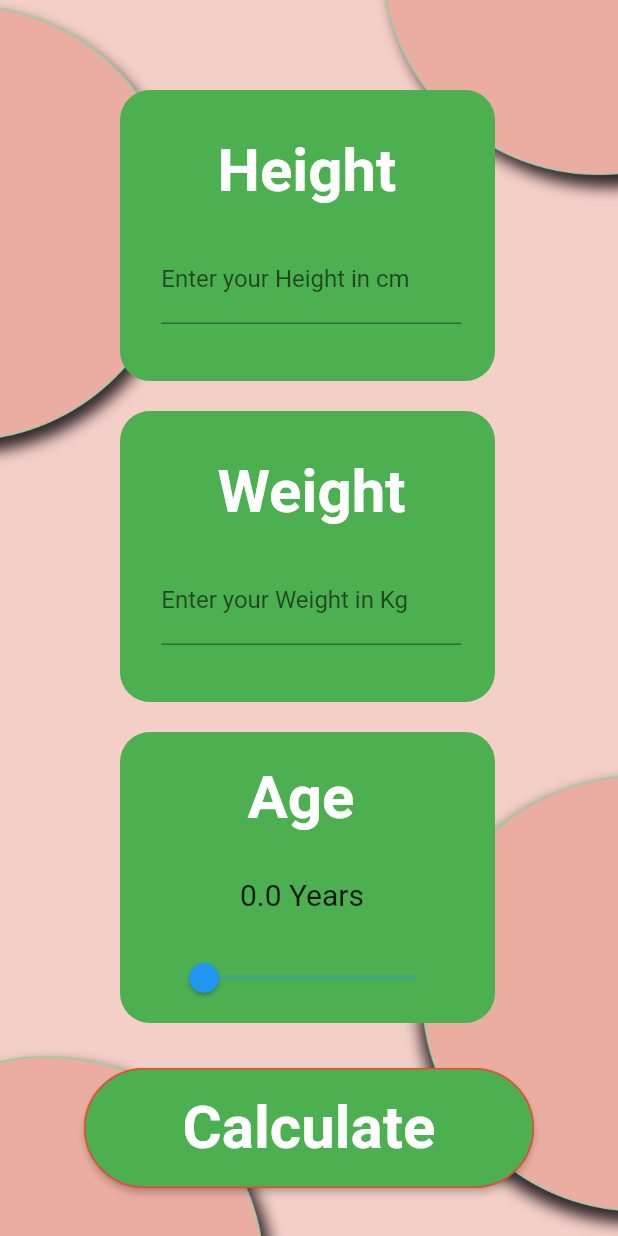
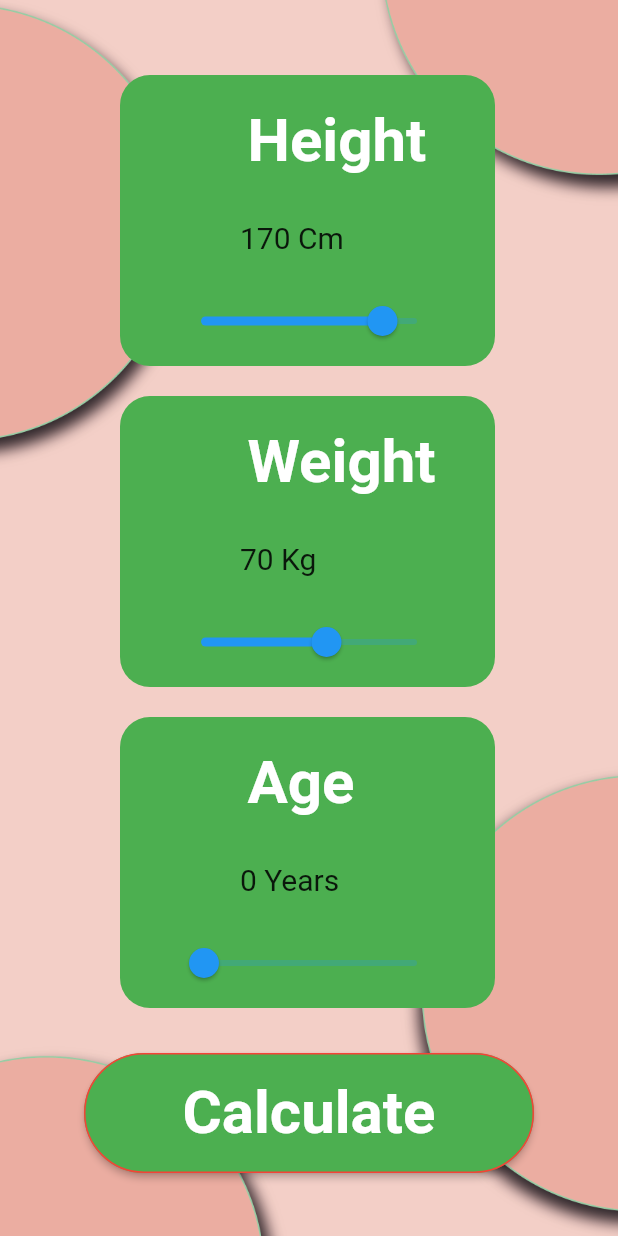
Before and after one commit to Team-CSI-Probation/Aryan_Sharma_BMI_Calculator, a Flutter app: the info1 screen opened directly, on a phone screen of 412 x 824 dp. Run offline on Flutter 3.47's test engine with Material 2 defaults, Android fonts, the phone set to English and light mode, and no system bars.

Commit message:
commit 2

```diff
--- a/lib/home.dart
+++ b/lib/home.dart
@@ -13,6 +13,7 @@
   @override
   Widget build(BuildContext context) {
     return Scaffold(
+        resizeToAvoidBottomInset: false,
         body: Container(
       decoration: BoxDecoration(
         image: DecorationImage(
--- a/lib/info1.dart
+++ b/lib/info1.dart
@@ -1,9 +1,5 @@
+import 'package:flutter/material.dart';
 
-
-import 'dart:math';
-
-import 'package:flutter/material.dart';
-import 'package:flutter/services.dart';
 
 class info1 extends StatefulWidget {
   const info1({Key? key}) : super(key: key);
@@ -13,28 +9,22 @@
 }
 
  class _info1State extends State<info1> {
-   final weight = TextEditingController();
-   final height = TextEditingController();
 
 
 
-@override
-void dispose() {
-  weight.dispose();
-  height.dispose();
-  super.dispose();
-}
+
+
 
 double bmi = 0;
 
 
-   String result(int a, int b){
-     double bmi = b/pow(a/100, 2);
-     return bmi.toStringAsFixed(1);
-   }
-   double _value = 0;
 
-   String about (int bmi){
+   int value1 = 0;
+   int value2 = 70;
+   int value3 = 170;
+   int _result = 0;
+
+   String about (int _result){
         if( bmi >= 25) {
           return "You have higher than normal body weight, try to exercise more";
         }
@@ -50,6 +40,7 @@
    @override
    Widget build(BuildContext context) {
      return Scaffold(
+         resizeToAvoidBottomInset: false,
          body: Container(
            decoration: BoxDecoration(
              image: DecorationImage(
@@ -60,12 +51,12 @@
            child: Column(
              children: <Widget>[
                Padding(
-                 padding: const EdgeInsets.only(top: 60, left: 80),
+                 padding: const EdgeInsets.only(top: 50, left: 80),
                  child: Row(children: <Widget>[
                    Container(
                      child: Column(children: <Widget>[
                        Padding(
-                         padding: const EdgeInsets.only(left: 65, top: 30),
+                         padding: const EdgeInsets.only(left: 85, top: 20),
                          child: Row(children: <Widget>[
                            Text(
                              'Height',
@@ -78,23 +69,33 @@
                          ]
                          ),
                        ),
-
                        Padding(
-                           padding: const EdgeInsets.only(left: 5, top: 20),
-                           child: new SizedBox(
-                             height: 70,
-                             width: 200,
-                             child:
-                             new TextField(
-                               decoration: new InputDecoration(
-                                   labelText: "Enter your Height in cm"),
-                               controller: height,
-                               keyboardType: TextInputType.number,
-                               inputFormatters: <TextInputFormatter>[
-                                 FilteringTextInputFormatter.digitsOnly
-                               ], // Only numbers can be entered
-                             ),
-                           )),
+                         padding: const EdgeInsets.only(left: 80, top: 30),
+                         child: Row(children: [
+                           Text(value3.toString().toUpperCase(),
+                               style: TextStyle(fontSize: 20)),
+                           Row(children: [
+                             Text(' Cm', style: TextStyle(fontSize: 20))
+                           ],)
+                         ],),
+                       ),
+                       Padding(
+                         padding: const EdgeInsets.only(left: 30, top: 20),
+                         child: Row(children: [
+                           Slider(
+                             min: 0,
+                             max: 200,
+                             value: value3.toDouble(),
+                             divisions: 200,
+                             label: '${value3.round()}',
+                             onChanged: (value) {
+                               setState(() {
+                                 value3 = value.toInt();
+                               });
+                             },
+                           )
+                         ]),
+                       ),
                      ]),
 
                      height: 194,
@@ -112,7 +113,7 @@
                    Container(
                      child: Column(children: <Widget>[
                        Padding(
-                         padding: const EdgeInsets.only(left: 65, top: 30),
+                         padding: const EdgeInsets.only(left: 85, top: 20),
                          child: Row(children: <Widget>[
                            Text(
                              'Weight',
@@ -125,23 +126,33 @@
                          ]
                          ),
                        ),
-
                        Padding(
-                           padding: const EdgeInsets.only(left: 5, top: 20),
-                           child: new SizedBox(
-                             height: 70,
-                             width: 200,
-                             child:
-                             new TextField(
-                               decoration: new InputDecoration(
-                                   labelText: "Enter your Weight in Kg"),
-                               controller: weight,
-                               keyboardType: TextInputType.number,
-                               inputFormatters: <TextInputFormatter>[
-                                 FilteringTextInputFormatter.digitsOnly
-                               ], // Only numbers can be entered
-                             ),
-                           )),
+                         padding: const EdgeInsets.only(left: 80, top: 30),
+                         child: Row(children: [
+                           Text(value2.toString().toUpperCase(),
+                               style: TextStyle(fontSize: 20)),
+                           Row(children: [
+                             Text(' Kg', style: TextStyle(fontSize: 20))
+                           ],)
+                         ],),
+                       ),
+                       Padding(
+                         padding: const EdgeInsets.only(left: 30, top: 20),
+                         child: Row(children: [
+                           Slider(
+                             min: 0,
+                             max: 120,
+                             value: value2.toDouble(),
+                             divisions: 120,
+                             label: '${value2.round()}',
+                             onChanged: (value) {
+                               setState(() {
+                                 value2 = value.toInt();
+                               });
+                             },
+                           )
+                         ]),
+                       ),
                      ]),
 
                      height: 194,
@@ -175,7 +186,7 @@
                        Padding(
                          padding: const EdgeInsets.only(left: 80, top: 30),
                          child: Row(children: [
-                           Text(_value.toString(),
+                           Text(value1.toString().toUpperCase(),
                                style: TextStyle(fontSize: 20)),
                            Row(children: [
                              Text(' Years', style: TextStyle(fontSize: 20))
@@ -186,14 +197,14 @@
                          padding: const EdgeInsets.only(left: 30, top: 20),
                          child: Row(children: [
                            Slider(
-                             min: 0.0,
-                             max: 100.0,
-                             value: _value,
+                             min: 0,
+                             max: 100,
+                             value: value1.toDouble(),
                              divisions: 100,
-                             label: '${_value.round()}',
+                             label: '${value1.round()}',
                              onChanged: (value) {
                                setState(() {
-                                 _value = value;
+                                 value1 = value.toInt();
                                });
                              },
                            )
@@ -239,6 +250,13 @@
          ));
    }
 
+
+   int result() {
+     int _result = (value2/((value3/100) * (value3/100))).round().toInt();
+
+    return _result;
+   }
+
    showAlertDialog(BuildContext context) {
      // Create button
      Widget okButton = TextButton(
@@ -251,23 +269,38 @@
      // Create AlertDialog
      AlertDialog alert = AlertDialog(
        title: Text("Your BMI"),
-       content: Column(children: <Widget>[
-         Row(children: <Widget>[
-         Text(result(weight.text.length,height.text.length).toString()),]),
-         Padding(
-           padding: const EdgeInsets.only(right: 100),
-           child: new SizedBox(
-             child: Row(children: <Widget>[
-           Text(about(bmi.toInt()).toString()),
-       ],),
+       content: Container(
+         child: SizedBox(
+           height: MediaQuery.of(context).size.height / 4,
+           child: Column(
+             mainAxisAlignment: MainAxisAlignment.spaceAround,
+             children: [
+               Expanded(
+                 flex: 1,
+                 child: Container(
+                   child: Text(
+                     _result.toStringAsFixed(2)
+                     ,style: TextStyle(
+                       color: Colors.redAccent,
+                       fontSize: 19.4,
+                       fontWeight: FontWeight.w500,
+                     ),
+                   )
+                       )),
+
+
+               Expanded(
+                 flex: 9,
+                 child: Container(child: Text(about(_result.toInt()).toString())),
+               )
+             ],
            ),
-         )]),
-
+         ),
+       ),
        actions: [
          okButton,
        ],
      );
-
      // show the dialog
      showDialog(
        context: context,
--- a/lib/info2.dart
+++ b/lib/info2.dart
@@ -36,6 +36,7 @@
   @override
   Widget build(BuildContext context) {
     return Scaffold(
+        resizeToAvoidBottomInset: false,
         body: Container(
           decoration: BoxDecoration(
             image: DecorationImage(
--- a/lib/splash.dart
+++ b/lib/splash.dart
@@ -27,6 +27,7 @@
   @override
   Widget build(BuildContext context) {
     return Scaffold(
+      resizeToAvoidBottomInset: false,
       body: Container(
         decoration: const BoxDecoration(
           image: DecorationImage(
--- a/pubspec.yaml
+++ b/pubspec.yaml
@@ -38,6 +38,12 @@
 dev_dependencies:
   flutter_test:
     sdk: flutter
+  flutter_launcher_icons: ^0.9.2
+
+flutter_icons:
+  android: true
+  ios: true
+  image_path: "images/bmi1.png"
 
   # The "flutter_lints" package below contains a set of recommended lints to
   # encourage good coding practices. The lint set provided by the package is
```
Also changed, not shown: images/bmi1.png (added), pubspec.lock, 23 other files.
